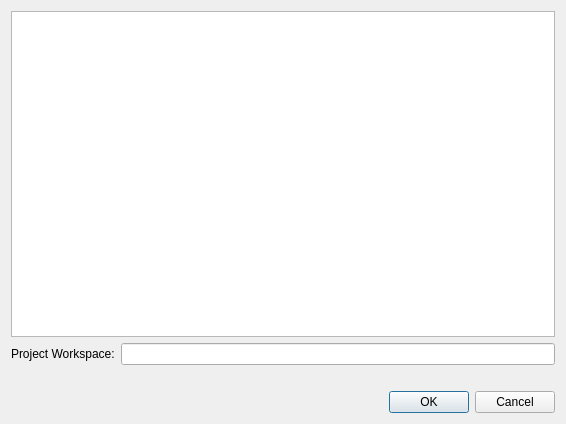
Before: the Qt Designer form DesignerTool/src/DlgOpenProject.ui in GameOverture/HarmonyEngine, drawn with Qt 5.
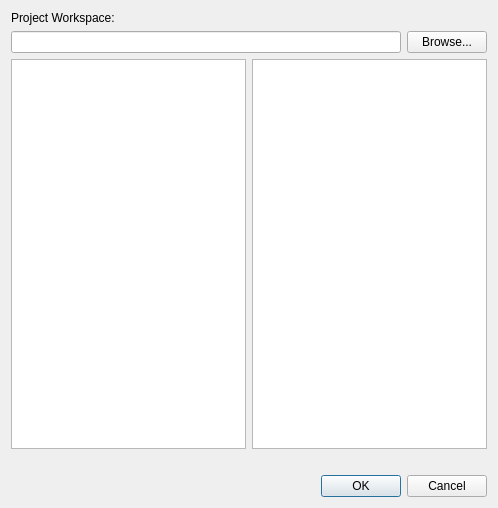
After: the same form once the commit is applied.

Commit message: No progress; I haven't decieded how I want to open existing projects

What changed in the file:
```diff
--- a/DesignerTool/src/DlgOpenProject.ui
+++ b/DesignerTool/src/DlgOpenProject.ui
@@ -6,28 +6,14 @@
    <rect>
     <x>0</x>
     <y>0</y>
-    <width>566</width>
-    <height>424</height>
+    <width>498</width>
+    <height>508</height>
    </rect>
   </property>
   <property name="windowTitle">
    <string>Open Harmony Project Workspace</string>
   </property>
   <layout class="QVBoxLayout" name="verticalLayout">
-   <item>
-    <widget class="QSplitter" name="splitter">
-     <property name="sizePolicy">
-      <sizepolicy hsizetype="Expanding" vsizetype="Expanding">
-       <horstretch>0</horstretch>
-       <verstretch>0</verstretch>
-      </sizepolicy>
-     </property>
-     <property name="orientation">
-      <enum>Qt::Horizontal</enum>
-     </property>
-     <widget class="QTreeView" name="treeView"/>
-    </widget>
-   </item>
    <item>
     <layout class="QHBoxLayout" name="horizontalLayout_2">
      <item>
@@ -37,8 +23,29 @@
        </property>
       </widget>
      </item>
+    </layout>
+   </item>
+   <item>
+    <layout class="QHBoxLayout" name="horizontalLayout">
      <item>
       <widget class="QLineEdit" name="txtCurDirectory"/>
+     </item>
+     <item>
+      <widget class="QPushButton" name="btnBrowse">
+       <property name="text">
+        <string>Browse...</string>
+       </property>
+      </widget>
+     </item>
+    </layout>
+   </item>
+   <item>
+    <layout class="QHBoxLayout" name="horizontalLayout_3">
+     <item>
+      <widget class="QTreeView" name="treeView"/>
+     </item>
+     <item>
+      <widget class="QListView" name="listView"/>
      </item>
     </layout>
    </item>
```
The commit also changes 1 other file.
